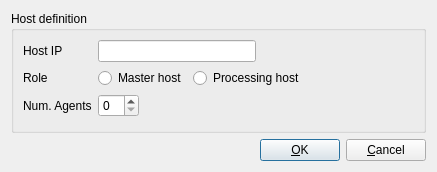
Qt form qpfhmi/conthostedit.ui (jc-gonzalez/qpfsvn) before a commit.
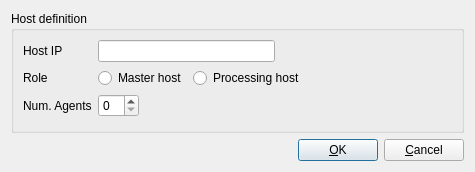
The same form after that commit.

The edit to the form file:
```diff
--- a/qpfhmi/conthostedit.ui
+++ b/qpfhmi/conthostedit.ui
@@ -6,7 +6,7 @@
    <rect>
     <x>0</x>
     <y>0</y>
-    <width>437</width>
+    <width>475</width>
     <height>172</height>
    </rect>
   </property>
```
